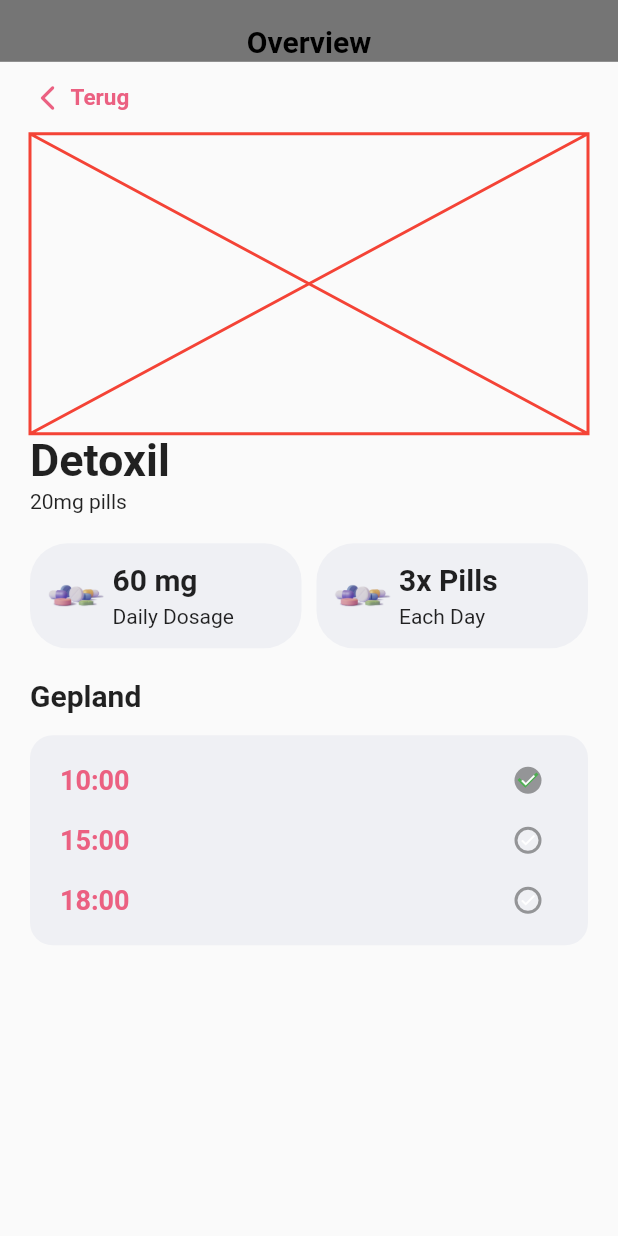
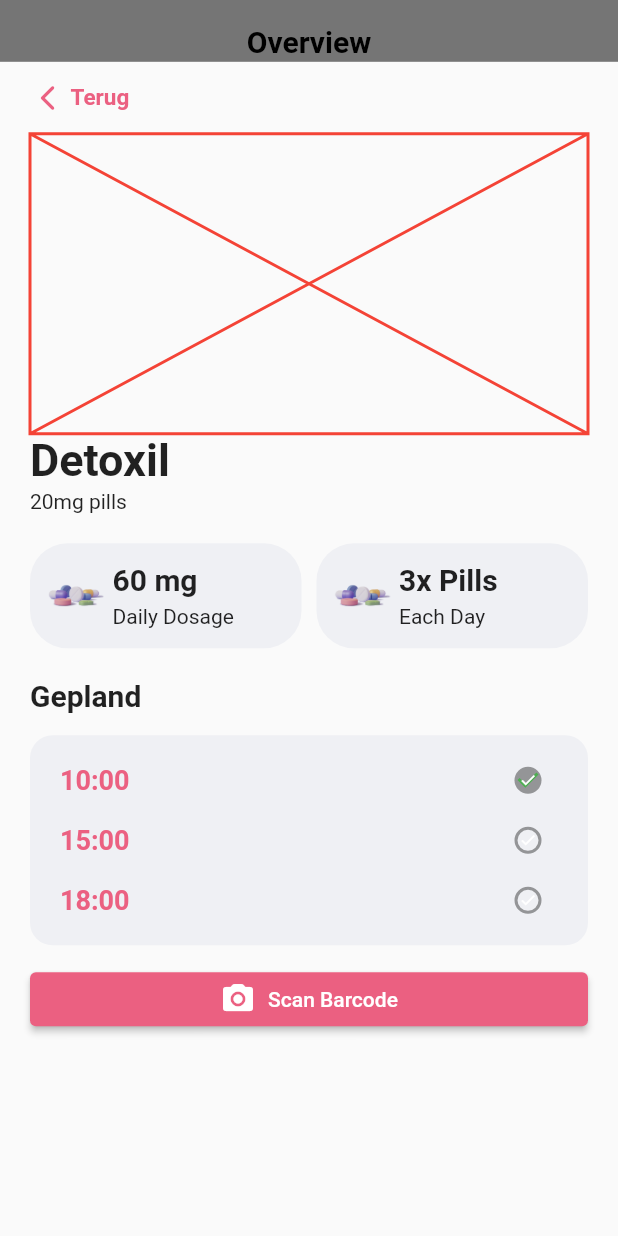
Before and after one commit to Vincenz0J05/medicine_notification_app, a Flutter app: the screen it shows after launch, after a tap on the "info" icon, on a phone screen of 412 x 824 dp. Run offline on Flutter 3.47's test engine with Material 2 defaults, Android fonts, the light colour scheme and no system bars; our stand-ins replace flutter_svg; missing offline and left inert: flutter_barcode_scanner.

Commit message:
barcode scanner

```diff
--- a/lib/pages/home.dart
+++ b/lib/pages/home.dart
@@ -1,6 +1,7 @@
 import 'package:flutter/material.dart';
 import 'package:intl/intl.dart';
 import 'package:flutter_svg/flutter_svg.dart';
+import 'package:flutter_barcode_scanner/flutter_barcode_scanner.dart';
 
 class HomePage extends StatefulWidget {
   const HomePage({super.key});
@@ -11,6 +12,7 @@ class HomePage extends StatefulWidget {
 
 class _HomePageState extends State<HomePage> {
   final _formKey = GlobalKey<FormState>();
+  List<String> reminders = []; // A list to store reminder times
 
   @override
   Widget build(BuildContext context) {
@@ -47,7 +49,7 @@ class _HomePageState extends State<HomePage> {
                       children: [
                         // Use the Padding widget to remove inherent padding around the IconButton
                         IconButton(
-                          icon: Icon(Icons.arrow_back, color: Colors.grey[700]),
+                          icon: const Icon(Icons.arrow_back_ios, color: Color(0xffeb6081), size: 20),
                           onPressed: () {
                             Navigator.pop(context);
                           },
@@ -59,7 +61,7 @@ class _HomePageState extends State<HomePage> {
                             alignment: Alignment.centerLeft,
                             child: const Text('Plan je medicijn inname in',
                                 style: TextStyle(
-                                    fontWeight: FontWeight.bold, fontSize: 15)),
+                                    fontWeight: FontWeight.bold, fontSize: 15, color: Color(0xffeb6081))),
                           ),
                         ),
                       ],
@@ -252,26 +254,54 @@ Widget inputStyle({IconData? prefixIcon, String? hintText}) {
   );
 }
 
-class DateSelector extends StatelessWidget {
+class DateSelector extends StatefulWidget {
+  final String formattedDate;
+
   const DateSelector({
-    super.key,
+    Key? key,
     required this.formattedDate,
-  });
+  }) : super(key: key);
 
-  final String formattedDate;
+  @override
+  DateSelectorState createState() => DateSelectorState();
+}
+
+class DateSelectorState extends State<DateSelector> {
+  final ValueNotifier<bool> _isExpanded = ValueNotifier<bool>(true);
+  DateTime _selectedDate = DateTime.now();
 
   @override
   Widget build(BuildContext context) {
     return Column(
       children: [
         Theme(
-          data: Theme.of(context).copyWith(dividerColor: Colors.transparent),
+          data: ThemeData(
+            dividerColor: Colors.transparent,
+          ),
           child: ExpansionTile(
+            onExpansionChanged: (bool expanded) {
+              _isExpanded.value = expanded;
+            },
             initiallyExpanded: true,
+            trailing: ValueListenableBuilder<bool>(
+              valueListenable: _isExpanded,
+              builder: (context, isExpanded, child) {
+                return RotatedBox(
+                  quarterTurns: isExpanded ? 0 : 2,
+                  child: const Icon(
+                    Icons.expand_more,
+                    color: Color(0xffeb6081),
+                  ),
+                );
+              },
+            ),
             title: Text(
-              'Today, $formattedDate',
-              style:
-                  const TextStyle(fontWeight: FontWeight.bold, fontSize: 20.0),
+              'Today, ${widget.formattedDate}',
+              style: const TextStyle(
+                fontWeight: FontWeight.bold,
+                fontSize: 20.0,
+                color: Colors.black,
+              ),
             ),
             children: [
               SizedBox(
@@ -285,36 +315,59 @@ class DateSelector extends StatelessWidget {
                     String day =
                         DateFormat('EEE').format(nextDate).substring(0, 3);
 
-                    return Container(
+                    return GestureDetector(
+                      onTap: () {
+                        setState(() {
+                          _selectedDate = nextDate;
+                        });
+                      },
+                      child: Container(
                         margin: EdgeInsets.only(
                           left: index == 0 ? 10 : 5,
-                          right:
-                              5), // Add space on the left only for the first item
+                          right: 5,
+                        ),
                         width: 60,
                         decoration: BoxDecoration(
                           borderRadius: BorderRadius.circular(30),
-                        color: const Color(0xFFeff0f4),
+                          color: nextDate.day == _selectedDate.day
+                              ? const Color(0xffeb6081)
+                              : const Color(0xFFeff0f4),
                         ),
                         child: Center(
                           child: Column(
                             mainAxisAlignment: MainAxisAlignment.center,
                             children: [
-                            Text(dateNumber,
-                                style: const TextStyle(
-                                    fontSize: 20, fontWeight: FontWeight.bold)),
+                              Text(
+                                dateNumber,
+                                style: TextStyle(
+                                  fontSize: 20,
+                                  fontWeight: FontWeight.bold,
+                                  color: nextDate.day == _selectedDate.day
+                                      ? Colors.white
+                                      : Colors.black,
+                                ),
+                              ),
                               const SizedBox(height: 10),
-                            Text(day)
+                              Text(
+                                day,
+                                style: TextStyle(
+                                  color: nextDate.day == _selectedDate.day
+                                      ? Colors.white
+                                      : Colors.black, // Change here for the day
+                                ),
+                              )
                             ],
+                          ),
                         ),
                       ),
                     );
                   },
                 ),
-              )
+              ),
             ],
           ),
         ),
-        const MedicationCard()
+        MedicationCard(date: _selectedDate),
       ],
     );
   }
@@ -323,6 +376,7 @@ class DateSelector extends StatelessWidget {
 class MedicationCard extends StatelessWidget {
   const MedicationCard({
     super.key,
+    required DateTime date,
   });
 
   void _showDetails(BuildContext context) {
@@ -484,11 +538,14 @@ class MedicationCard extends StatelessWidget {
                             children: [
                               const Text(
                                 '10:00',
-                                style: TextStyle(color: Color(0xffeb6081), fontWeight: FontWeight.bold, fontSize: 18),
+                                style: TextStyle(
+                                    color: Color(0xffeb6081),
+                                    fontWeight: FontWeight.bold,
+                                    fontSize: 18),
                               ),
                               Transform.scale(
                                 scale: 1,
-                                child: const  Stack(
+                                child: const Stack(
                                   alignment: Alignment.center,
                                   children: [
                                     Checkbox(
@@ -503,7 +560,8 @@ class MedicationCard extends StatelessWidget {
                                     ),
                                     Icon(Icons.check,
                                         size: 12,
-                                        color: Colors.white), // Adjust the size as needed
+                                        color: Colors
+                                            .white), // Adjust the size as needed
                                   ],
                                 ),
                               )
@@ -514,11 +572,14 @@ class MedicationCard extends StatelessWidget {
                             children: [
                               const Text(
                                 '15:00',
-                                style: TextStyle(color: Color(0xffeb6081), fontWeight: FontWeight.bold, fontSize: 18),
+                                style: TextStyle(
+                                    color: Color(0xffeb6081),
+                                    fontWeight: FontWeight.bold,
+                                    fontSize: 18),
                               ),
                               Transform.scale(
                                 scale: 1,
-                                child: const  Stack(
+                                child: const Stack(
                                   alignment: Alignment.center,
                                   children: [
                                     Checkbox(
@@ -533,7 +594,8 @@ class MedicationCard extends StatelessWidget {
                                     ),
                                     Icon(Icons.check,
                                         size: 12,
-                                        color: Colors.white), // Adjust the size as needed
+                                        color: Colors
+                                            .white), // Adjust the size as needed
                                   ],
                                 ),
                               )
@@ -544,11 +606,14 @@ class MedicationCard extends StatelessWidget {
                             children: [
                               const Text(
                                 '18:00',
-                                style: TextStyle(color: Color(0xffeb6081), fontWeight: FontWeight.bold, fontSize: 18),
+                                style: TextStyle(
+                                    color: Color(0xffeb6081),
+                                    fontWeight: FontWeight.bold,
+                                    fontSize: 18),
                               ),
                               Transform.scale(
                                 scale: 1,
-                                child: const  Stack(
+                                child: const Stack(
                                   alignment: Alignment.center,
                                   children: [
                                     Checkbox(
@@ -563,7 +628,8 @@ class MedicationCard extends StatelessWidget {
                                     ),
                                     Icon(Icons.check,
                                         size: 12,
-                                        color: Colors.white), // Adjust the size as needed
+                                        color: Colors
+                                            .white), // Adjust the size as needed
                                   ],
                                 ),
                               )
@@ -572,10 +638,30 @@ class MedicationCard extends StatelessWidget {
                         ],
                       ),
                     ),
+                    const HeightTwelve(),
+                    SizedBox(
+                        width: double.infinity,
+                        child: ElevatedButton(
+                          style: ButtonStyle(
+                              backgroundColor: MaterialStateProperty.all<Color>(
+                                  const Color(0xffeb6081))),
+                          onPressed: scanBarcode,
+                          child: const Row(
+                            mainAxisAlignment: MainAxisAlignment
+                                .center, // Center the content horizontally
+                            children: <Widget>[
+                              Icon(Icons
+                                  .camera_alt_rounded), // The icon you want
+                              SizedBox(
+                                  width:
+                                      8), // Optional: Adds a spacing between the icon and text
+                              Text('Scan Barcode'), // The text content
+                            ],
+                          ),
+                        ))
                   ],
                 )
               ],
-
             ),
           ),
         );
@@ -692,3 +778,23 @@ class Footer extends StatelessWidget {
     );
   }
 }
+
+Future<void> scanBarcode() async {
+  String barcodeScanRes;
+  try {
+    barcodeScanRes = await FlutterBarcodeScanner.scanBarcode(
+      "#ff6666", // The color for the scan button
+      "Cancel", // The string for the cancel button
+      true, // Set to false to disable the beep on scan
+      ScanMode.BARCODE, // Can be set to QR or other modes
+    );
+    if (barcodeScanRes == "-1") {
+      // User canceled or other error
+      return;
+    }
+    // Do something with barcodeScanRes
+    print(barcodeScanRes);
+  } catch (e) {
+    print(e);
+  }
+}
```
Also changed, not shown: 1 other file. Lines whose indentation alone changed are shown as unchanged.
